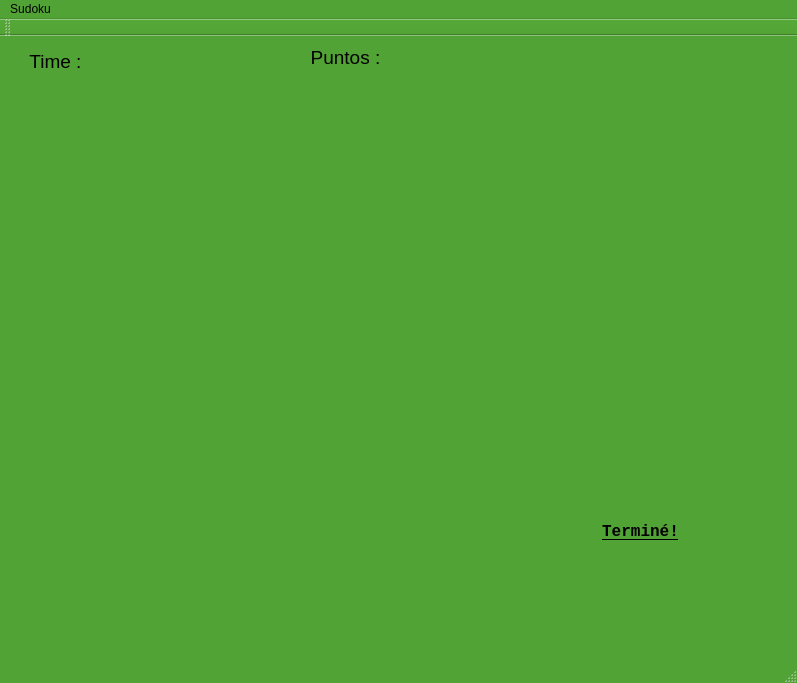
This is mainwindow.ui in juanmisak/Sudoku-cpp as Qt 5 draws it before an edit. The edited form follows.
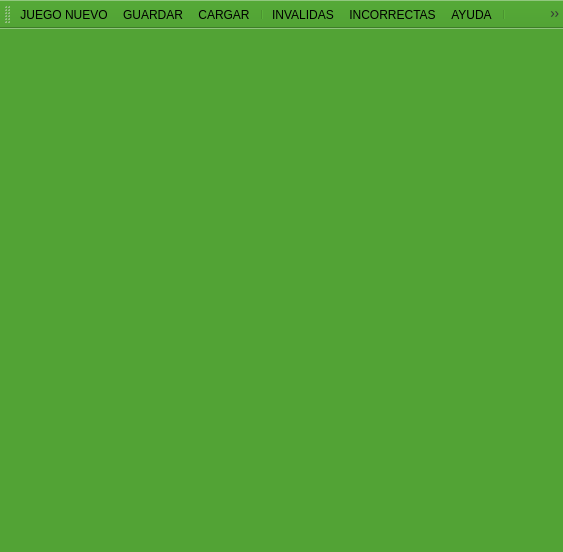
This is the edited form. Icons and pictures are not drawn.

The edit to the form file:
```diff
--- a/mainwindow.ui
+++ b/mainwindow.ui
@@ -6,8 +6,8 @@
    <rect>
     <x>0</x>
     <y>0</y>
-    <width>797</width>
-    <height>683</height>
+    <width>563</width>
+    <height>552</height>
    </rect>
   </property>
   <property name="palette">
@@ -441,8 +441,8 @@
      <rect>
       <x>10</x>
       <y>60</y>
-      <width>541</width>
-      <height>471</height>
+      <width>531</width>
+      <height>441</height>
      </rect>
     </property>
     <layout class="QGridLayout" name="board">
@@ -451,61 +451,37 @@
      </property>
     </layout>
    </widget>
-   <widget class="QWidget" name="horizontalLayoutWidget">
+   <widget class="QWidget" name="layoutWidget">
     <property name="geometry">
      <rect>
       <x>10</x>
-      <y>540</y>
-      <width>716</width>
-      <height>62</height>
+      <y>10</y>
+      <width>531</width>
+      <height>38</height>
      </rect>
     </property>
-    <layout class="QHBoxLayout" name="layoutNumbers">
+    <layout class="QHBoxLayout" name="horizontalLayout">
      <item>
-      <widget class="QPushButton" name="pushButton1">
-       <property name="text">
-        <string/>
+      <widget class="QPushButton" name="btnJugador">
+       <property name="font">
+        <font>
+         <pointsize>14</pointsize>
+        </font>
        </property>
-       <property name="icon">
-        <iconset resource="Resources.qrc">
-         <normaloff>:/images/Numbers-1.ico</normaloff>:/images/Numbers-1.ico</iconset>
+       <property name="toolTip">
+        <string>Jugador</string>
        </property>
-       <property name="iconSize">
-        <size>
-         <width>50</width>
-         <height>50</height>
-        </size>
-       </property>
-       <property name="autoRepeat">
-        <bool>false</bool>
-       </property>
-       <property name="autoExclusive">
-        <bool>false</bool>
-       </property>
-       <property name="autoDefault">
-        <bool>false</bool>
-       </property>
-       <property name="default">
-        <bool>false</bool>
-       </property>
-       <property name="flat">
-        <bool>true</bool>
-       </property>
-      </widget>
-     </item>
-     <item>
-      <widget class="QPushButton" name="pushButton2">
        <property name="text">
         <string/>
        </property>
        <property name="icon">
         <iconset resource="Resources.qrc">
-         <normaloff>:/images/Numbers-2.ico</normaloff>:/images/Numbers-2.ico</iconset>
+         <normaloff>:/images/Visualpharm-Icons8-Metro-Style-Business-Businessman.ico</normaloff>:/images/Visualpharm-Icons8-Metro-Style-Business-Businessman.ico</iconset>
        </property>
        <property name="iconSize">
         <size>
-         <width>50</width>
-         <height>50</height>
+         <width>30</width>
+         <height>30</height>
         </size>
        </property>
        <property name="flat">
@@ -514,38 +490,26 @@
       </widget>
      </item>
      <item>
-      <widget class="QPushButton" name="pushButton3">
-       <property name="text">
-        <string/>
+      <widget class="QPushButton" name="btnTiempo">
+       <property name="font">
+        <font>
+         <pointsize>14</pointsize>
+        </font>
        </property>
-       <property name="icon">
-        <iconset resource="Resources.qrc">
-         <normaloff>:/images/Numbers-3.ico</normaloff>:/images/Numbers-3.ico</iconset>
+       <property name="toolTip">
+        <string>Tiempo</string>
        </property>
-       <property name="iconSize">
-        <size>
-         <width>50</width>
-         <height>50</height>
-        </size>
-       </property>
-       <property name="flat">
-        <bool>true</bool>
-       </property>
-      </widget>
-     </item>
-     <item>
-      <widget class="QPushButton" name="pushButton4">
        <property name="text">
         <string/>
        </property>
        <property name="icon">
         <iconset resource="Resources.qrc">
-         <normaloff>:/images/Numbers-4.ico</normaloff>:/images/Numbers-4.ico</iconset>
+         <normaloff>:/images/Visualpharm-Icons8-Metro-Style-Maps-and-Geolocation-Compass.ico</normaloff>:/images/Visualpharm-Icons8-Metro-Style-Maps-and-Geolocation-Compass.ico</iconset>
        </property>
        <property name="iconSize">
         <size>
-         <width>50</width>
-         <height>50</height>
+         <width>30</width>
+         <height>30</height>
         </size>
        </property>
        <property name="flat">
@@ -554,98 +518,26 @@
       </widget>
      </item>
      <item>
-      <widget class="QPushButton" name="pushButton5">
-       <property name="text">
-        <string/>
+      <widget class="QPushButton" name="btnPunto">
+       <property name="font">
+        <font>
+         <pointsize>14</pointsize>
+        </font>
        </property>
-       <property name="icon">
-        <iconset resource="Resources.qrc">
-         <normaloff>:/images/Numbers-5.ico</normaloff>:/images/Numbers-5.ico</iconset>
+       <property name="toolTip">
+        <string>Puntos</string>
        </property>
-       <property name="iconSize">
-        <size>
-         <width>50</width>
-         <height>50</height>
-        </size>
-       </property>
-       <property name="flat">
-        <bool>true</bool>
-       </property>
-      </widget>
-     </item>
-     <item>
-      <widget class="QPushButton" name="pushButton6">
        <property name="text">
         <string/>
        </property>
        <property name="icon">
         <iconset resource="Resources.qrc">
-         <normaloff>:/images/Numbers-6.ico</normaloff>:/images/Numbers-6.ico</iconset>
+         <normaloff>:/images/Visualpharm-Icons8-Metro-Style-City-Gps-device.ico</normaloff>:/images/Visualpharm-Icons8-Metro-Style-City-Gps-device.ico</iconset>
        </property>
        <property name="iconSize">
         <size>
-         <width>50</width>
-         <height>50</height>
-        </size>
-       </property>
-       <property name="flat">
-        <bool>true</bool>
-       </property>
-      </widget>
-     </item>
-     <item>
-      <widget class="QPushButton" name="pushButton7">
-       <property name="text">
-        <string/>
-       </property>
-       <property name="icon">
-        <iconset resource="Resources.qrc">
-         <normaloff>:/images/Numbers-7.ico</normaloff>:/images/Numbers-7.ico</iconset>
-       </property>
-       <property name="iconSize">
-        <size>
-         <width>50</width>
-         <height>50</height>
-        </size>
-       </property>
-       <property name="flat">
-        <bool>true</bool>
-       </property>
-      </widget>
-     </item>
-     <item>
-      <widget class="QPushButton" name="pushButton8">
-       <property name="text">
-        <string/>
-       </property>
-       <property name="icon">
-        <iconset resource="Resources.qrc">
-         <normaloff>:/images/Numbers-8.ico</normaloff>:/images/Numbers-8.ico</iconset>
-       </property>
-       <property name="iconSize">
-        <size>
-         <width>50</width>
-         <height>50</height>
-        </size>
-       </property>
-       <property name="flat">
-        <bool>true</bool>
-       </property>
-      </widget>
-     </item>
-     <item>
-      <widget class="QPushButton" name="pushButton9">
-       <property name="text">
-        <string/>
-       </property>
-       <property name="icon">
-        <iconset resource="Resources.qrc">
-         <normaloff>:/images/Numbers-9.ico</normaloff>:/images/Numbers-9.ico</iconset>
-       </property>
-       <property name="iconSize">
-        <size>
-         <width>50</width>
-         <height>50</height>
+         <width>30</width>
+         <height>30</height>
         </size>
        </property>
        <property name="flat">
@@ -655,139 +547,116 @@
      </item>
     </layout>
    </widget>
-   <widget class="QPushButton" name="pushButton_2">
-    <property name="geometry">
-     <rect>
-      <x>10</x>
-      <y>10</y>
-      <width>91</width>
-      <height>31</height>
-     </rect>
-    </property>
-    <property name="font">
-     <font>
-      <pointsize>14</pointsize>
-     </font>
-    </property>
-    <property name="text">
-     <string>Time :</string>
-    </property>
-    <property name="icon">
-     <iconset resource="Resources.qrc">
-      <normaloff>:/images/Visualpharm-Icons8-Metro-Style-Maps-and-Geolocation-Compass.ico</normaloff>:/images/Visualpharm-Icons8-Metro-Style-Maps-and-Geolocation-Compass.ico</iconset>
-    </property>
-    <property name="iconSize">
-     <size>
-      <width>30</width>
-      <height>30</height>
-     </size>
-    </property>
-    <property name="flat">
-     <bool>true</bool>
-    </property>
-   </widget>
-   <widget class="QPushButton" name="pushButton_3">
-    <property name="geometry">
-     <rect>
-      <x>290</x>
-      <y>10</y>
-      <width>111</width>
-      <height>23</height>
-     </rect>
-    </property>
-    <property name="font">
-     <font>
-      <pointsize>14</pointsize>
-     </font>
-    </property>
-    <property name="text">
-     <string>Puntos :</string>
-    </property>
-    <property name="icon">
-     <iconset resource="Resources.qrc">
-      <normaloff>:/images/Visualpharm-Icons8-Metro-Style-City-Gps-device.ico</normaloff>:/images/Visualpharm-Icons8-Metro-Style-City-Gps-device.ico</iconset>
-    </property>
-    <property name="iconSize">
-     <size>
-      <width>30</width>
-      <height>30</height>
-     </size>
-    </property>
-    <property name="flat">
-     <bool>true</bool>
-    </property>
-   </widget>
-   <widget class="QPushButton" name="finishButton">
-    <property name="geometry">
-     <rect>
-      <x>560</x>
-      <y>460</y>
-      <width>161</width>
-      <height>71</height>
-     </rect>
-    </property>
-    <property name="font">
-     <font>
-      <family>Courier New</family>
-      <pointsize>12</pointsize>
-      <weight>75</weight>
-      <bold>true</bold>
-      <underline>true</underline>
-     </font>
-    </property>
-    <property name="text">
-     <string>Terminé!</string>
-    </property>
-    <property name="icon">
-     <iconset resource="Resources.qrc">
-      <normaloff>:/images/Iconarchive-Red-Orb-Alphabet-Letter-S.ico</normaloff>:/images/Iconarchive-Red-Orb-Alphabet-Letter-S.ico</iconset>
-    </property>
-    <property name="iconSize">
-     <size>
-      <width>70</width>
-      <height>70</height>
-     </size>
-    </property>
-    <property name="flat">
-     <bool>true</bool>
-    </property>
-   </widget>
   </widget>
-  <widget class="QMenuBar" name="menuBar">
-   <property name="geometry">
-    <rect>
-     <x>0</x>
-     <y>0</y>
-     <width>797</width>
-     <height>27</height>
-    </rect>
+  <widget class="QToolBar" name="toolBar">
+   <property name="windowTitle">
+    <string>toolBar</string>
    </property>
-   <widget class="QMenu" name="menuSudoku">
-    <property name="title">
-     <string>Sudoku</string>
-    </property>
-    <addaction name="actionJuego_nuevo"/>
-    <addaction name="actionSalir"/>
-   </widget>
-   <addaction name="menuSudoku"/>
-  </widget>
-  <widget class="QToolBar" name="mainToolBar">
    <attribute name="toolBarArea">
     <enum>TopToolBarArea</enum>
    </attribute>
    <attribute name="toolBarBreak">
     <bool>false</bool>
    </attribute>
+   <addaction name="actionJUEGO_NUEVO"/>
+   <addaction name="actionGUARDAR"/>
+   <addaction name="actionCARGAR"/>
+   <addaction name="separator"/>
+   <addaction name="actionINVALIDAS"/>
+   <addaction name="actionINCORRECTAS"/>
+   <addaction name="actionAYUDA"/>
+   <addaction name="separator"/>
+   <addaction name="actionATRAS"/>
+   <addaction name="actionSALIR"/>
   </widget>
-  <widget class="QStatusBar" name="statusBar"/>
-  <action name="actionJuego_nuevo">
+  <action name="actionJUEGO_NUEVO">
+   <property name="icon">
+    <iconset resource="Resources.qrc">
+     <normaloff>:/images/Visualpharm-Icons8-Metro-Style-Objects-Joystick.ico</normaloff>:/images/Visualpharm-Icons8-Metro-Style-Objects-Joystick.ico</iconset>
+   </property>
    <property name="text">
-    <string>Juego nuevo</string>
+    <string>JUEGO NUEVO</string>
    </property>
   </action>
-  <action name="actionSalir">
+  <action name="actionGUARDAR">
+   <property name="icon">
+    <iconset resource="Resources.qrc">
+     <normaloff>:/images/Visualpharm_guardarPartida.ico</normaloff>:/images/Visualpharm_guardarPartida.ico</iconset>
+   </property>
    <property name="text">
-    <string>Salir</string>
+    <string>GUARDAR</string>
+   </property>
+   <property name="toolTip">
+    <string>GUARDAR</string>
+   </property>
+  </action>
+  <action name="actionCARGAR">
+   <property name="icon">
+    <iconset resource="Resources.qrc">
+     <normaloff>:/images/Visualpharm_cargarPartida.ico</normaloff>:/images/Visualpharm_cargarPartida.ico</iconset>
+   </property>
+   <property name="text">
+    <string>CARGAR</string>
+   </property>
+   <property name="toolTip">
+    <string>CARGAR</string>
+   </property>
+  </action>
+  <action name="actionINVALIDAS">
+   <property name="icon">
+    <iconset resource="Resources.qrc">
+     <normaloff>:/images/Visualpharm_jugadasInvalidas.ico</normaloff>:/images/Visualpharm_jugadasInvalidas.ico</iconset>
+   </property>
+   <property name="text">
+    <string>INVALIDAS</string>
+   </property>
+   <property name="toolTip">
+    <string>JUGADAS_INVALIDAS</string>
+   </property>
+  </action>
+  <action name="actionINCORRECTAS">
+   <property name="icon">
+    <iconset resource="Resources.qrc">
+     <normaloff>:/images/Visualpharm_jugadasIncorrectas.ico</normaloff>:/images/Visualpharm_jugadasIncorrectas.ico</iconset>
+   </property>
+   <property name="text">
+    <string>INCORRECTAS</string>
+   </property>
+   <property name="toolTip">
+    <string>JUGADAS_INCORRECTAS</string>
+   </property>
+  </action>
+  <action name="actionAYUDA">
+   <property name="icon">
+    <iconset resource="Resources.qrc">
+     <normaloff>:/images/Visualpharm_proporcionarAyuda.ico</normaloff>:/images/Visualpharm_proporcionarAyuda.ico</iconset>
+   </property>
+   <property name="text">
+    <string>AYUDA</string>
+   </property>
+   <property name="toolTip">
+    <string>AYUDA</string>
+   </property>
+  </action>
+  <action name="actionATRAS">
+   <property name="icon">
+    <iconset resource="Resources.qrc">
+     <normaloff>:/images/Visualpharm_atras.ico</normaloff>:/images/Visualpharm_atras.ico</iconset>
+   </property>
+   <property name="text">
+    <string>ATRAS</string>
+   </property>
+  </action>
+  <action name="actionSALIR">
+   <property name="icon">
+    <iconset resource="Resources.qrc">
+     <normaloff>:/images/Visualpharm_salir.ico</normaloff>:/images/Visualpharm_salir.ico</iconset>
+   </property>
+   <property name="text">
+    <string>SALIR</string>
+   </property>
+   <property name="toolTip">
+    <string>SALIR</string>
    </property>
   </action>
  </widget>
```
